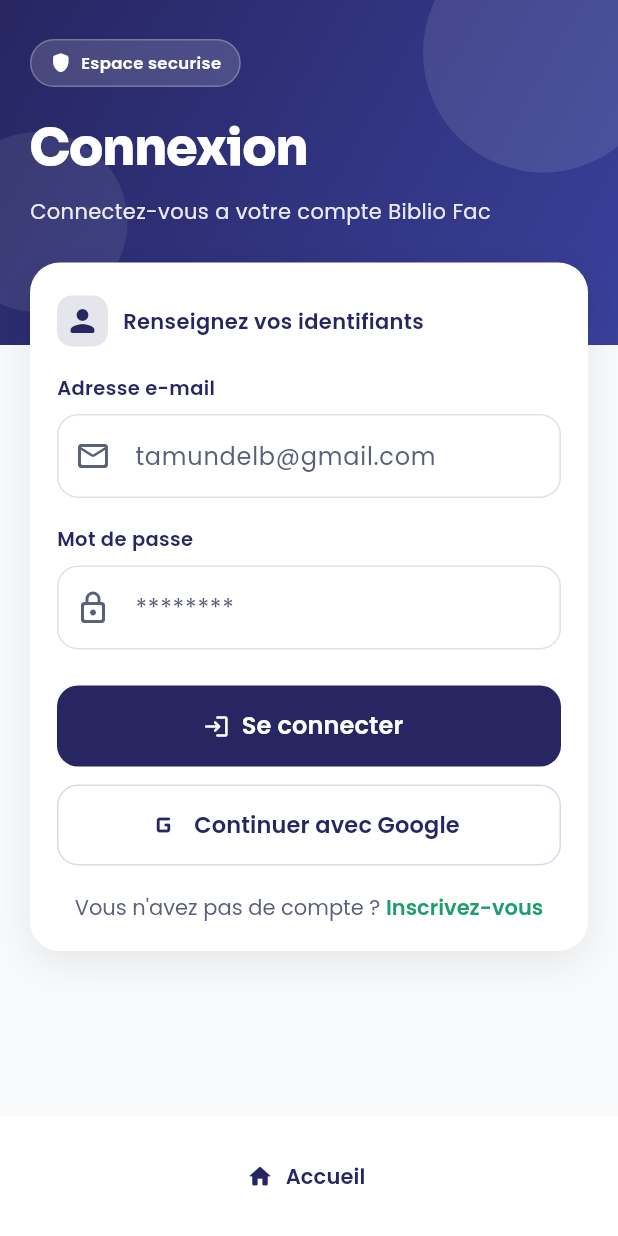
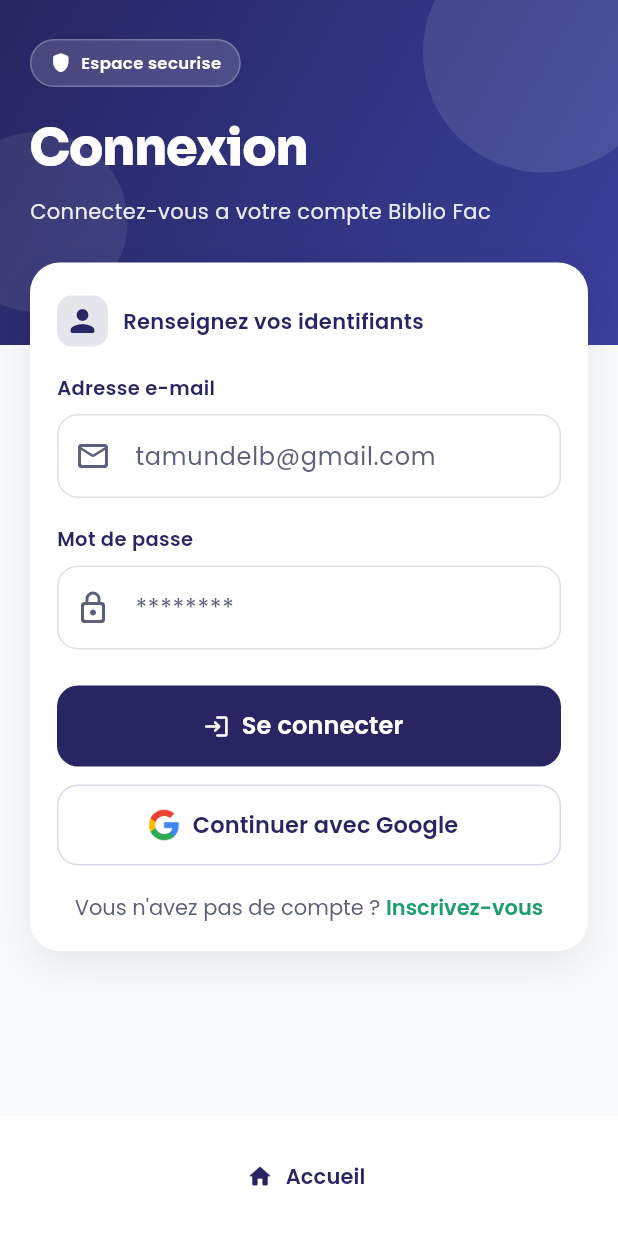
Before and after one commit to gshimatu/biblio-fac-flutter, a Flutter app: the LoginView screen opened by its route, on a phone screen of 412 x 824 dp. Run offline on Flutter 3.47's test engine with Material 3 defaults, Android fonts, the phone set to English and light mode, and no system bars; our stand-ins replace cloud_firestore, firebase_auth, firebase_core, firebase_storage, google_fonts, image_picker; accounts and stored records are empty; project files that could hold a hidden picture were left out.

Commit message:
Ajout du logo Google

```diff
--- a/lib/views/auth/login_view.dart
+++ b/lib/views/auth/login_view.dart
@@ -346,7 +346,11 @@
                           height: 54,
                           child: OutlinedButton.icon(
                             onPressed: null,
-                            icon: const Icon(Icons.g_mobiledata_rounded, size: 24),
+                            icon: Image.asset(
+                              'assets/images/Google_Logo.png',
+                              width: 22,
+                              height: 22,
+                            ),
                             style: OutlinedButton.styleFrom(
                               foregroundColor: const Color(0xFF272662),
                               disabledForegroundColor: const Color(0xFF272662),
```
Also changed, not shown: assets/images/Google_Logo.png (added).
